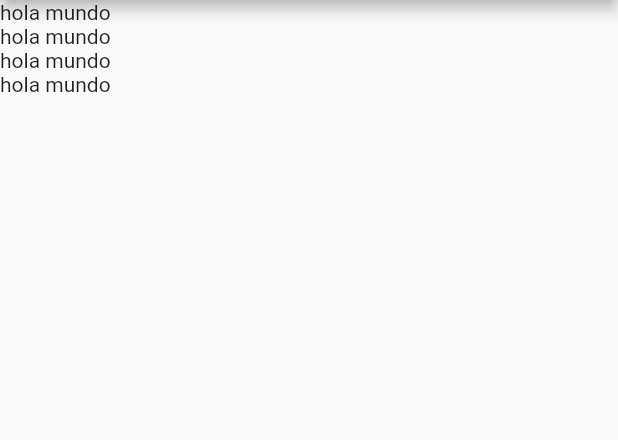
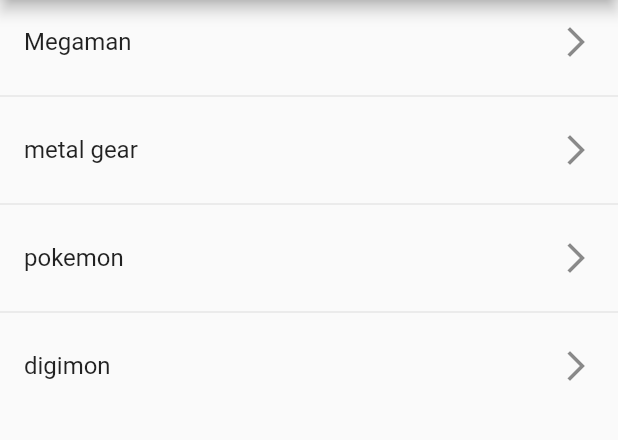
Before and after one commit to LuisRG98/widgets, a Flutter app: the screen it shows after launch, on a phone screen of 412 x 824 dp, the part 84-524 px from its top. Run offline on Flutter 3.47's test engine with Material 2 defaults, Android fonts, the phone set to English and light mode, and no system bars.

Commit message:
listviews added

```diff
--- a/lib/main.dart
+++ b/lib/main.dart
@@ -1,6 +1,7 @@
 import 'package:flutter/material.dart';
 
 import 'package:widgets/screens/listview1_screen.dart';
+import 'package:widgets/screens/listview2_screen.dart';
 
 void main() => runApp(const MyApp());
 
@@ -12,6 +13,6 @@ class MyApp extends StatelessWidget {
     return const MaterialApp(
         debugShowCheckedModeBanner: false,
         title: 'Material App',
-        home: Listview1Screen());
+        home: Listview2Screen());
   }
 }
--- a/lib/screens/listview1_screen.dart
+++ b/lib/screens/listview1_screen.dart
@@ -1,6 +1,7 @@
 import 'package:flutter/material.dart';
 
 class Listview1Screen extends StatelessWidget {
+  final options = const ['Megaman', 'metal gear', 'pokemon', 'digimon'];
   const Listview1Screen({Key? key}) : super(key: key);
 
   @override
@@ -11,10 +12,12 @@ class Listview1Screen extends StatelessWidget {
         ),
         body: ListView(
           children: [
-            Text('hola mundo'),
-            Text('hola mundo'),
-            Text('hola mundo'),
-            Text('hola mundo'),
+            ...options
+                .map((game) => ListTile(
+                      title: Text(game),
+                      trailing: Icon(Icons.arrow_forward_ios),
+                    ))
+                .toList(),
           ],
         ));
   }
--- /dev/null
+++ b/lib/screens/listview2_screen.dart
@@ -0,0 +1,25 @@
+import 'package:flutter/material.dart';
+
+class Listview2Screen extends StatelessWidget {
+  final options = const ['Megaman', 'metal gear', 'pokemon', 'digimon'];
+  const Listview2Screen({Key? key}) : super(key: key);
+
+  @override
+  Widget build(BuildContext context) {
+    return Scaffold(
+        appBar: AppBar(
+          title: const Text('hola'),
+        ),
+        body: ListView.separated(
+          itemCount: options.length,
+          itemBuilder: (BuildContext context, int index) {
+            return ListTile(
+              title: Text(options[index]),
+              trailing: const Icon(Icons.arrow_forward_ios),
+              onTap: () {},
+            );
+          },
+          separatorBuilder: (_, __) => const Divider(),
+        ));
+  }
+}
```
